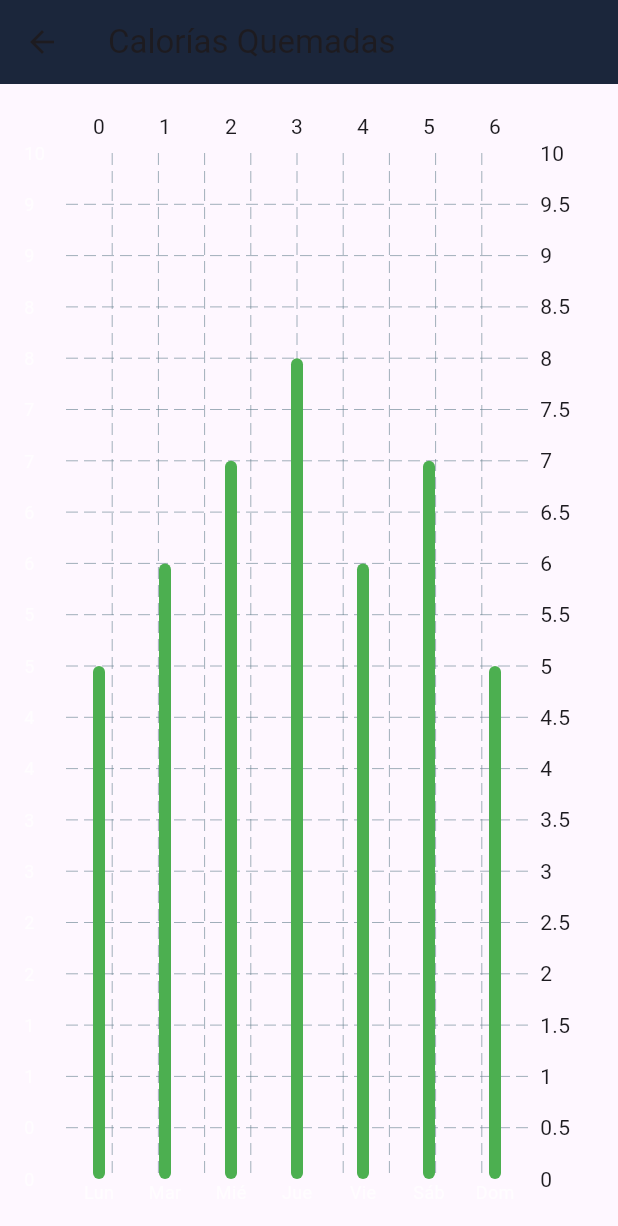
After one commit to jokoframework/cep-fpuna-ras2024, a Flutter app: the FitnessDashboard screen opened directly, after a tap on "Calorías", on a phone screen of 412 x 824 dp. The commit adds this screen. Shown: the top 1226 px of the screen. Run offline on Flutter 3.47's test engine with Material 3 defaults, Android fonts, the phone set to English and light mode, and no system bars; drawn by our look-alikes of fl_chart.

Commit message:
Agrega pantalla para histórico de calorías quemadas

```diff
--- /dev/null
+++ b/lib/calorie_chart_screen.dart
@@ -0,0 +1,60 @@
+import 'package:flutter/material.dart';
+import 'package:fl_chart/fl_chart.dart';
+
+class CalorieChartScreen extends StatelessWidget {
+  @override
+  Widget build(BuildContext context) {
+    return Scaffold(
+      appBar: AppBar(
+        title: const Text('Calorías Quemadas'),
+        backgroundColor: const Color(0xFF1B263B),
+      ),
+      body: Padding(
+        padding: const EdgeInsets.all(16.0),
+        child: BarChart(
+          BarChartData(
+            alignment: BarChartAlignment.spaceAround,
+            maxY: 10,
+            barTouchData: BarTouchData(enabled: false),
+            titlesData: FlTitlesData(
+              leftTitles: AxisTitles(
+                sideTitles: SideTitles(
+                  showTitles: true,
+                  reservedSize: 28,
+                  getTitlesWidget: (value, meta) {
+                    return Text(
+                      value.toInt().toString(),
+                      style: const TextStyle(color: Colors.white70, fontSize: 12),
+                    );
+                  },
+                ),
+              ),
+              bottomTitles: AxisTitles(
+                sideTitles: SideTitles(
+                  showTitles: true,
+                  getTitlesWidget: (value, meta) {
+                    final labels = ['Lun', 'Mar', 'Mié', 'Jue', 'Vie', 'Sáb', 'Dom'];
+                    return Text(
+                      labels[value.toInt() % labels.length],
+                      style: const TextStyle(color: Colors.white70, fontSize: 12),
+                    );
+                  },
+                ),
+              ),
+            ),
+            borderData: FlBorderData(show: false),
+            barGroups: [
+              BarChartGroupData(x: 0, barRods: [BarChartRodData(toY: 5, color: Colors.green)]),
+              BarChartGroupData(x: 1, barRods: [BarChartRodData(toY: 6, color: Colors.green)]),
+              BarChartGroupData(x: 2, barRods: [BarChartRodData(toY: 7, color: Colors.green)]),
+              BarChartGroupData(x: 3, barRods: [BarChartRodData(toY: 8, color: Colors.green)]),
+              BarChartGroupData(x: 4, barRods: [BarChartRodData(toY: 6, color: Colors.green)]),
+              BarChartGroupData(x: 5, barRods: [BarChartRodData(toY: 7, color: Colors.green)]),
+              BarChartGroupData(x: 6, barRods: [BarChartRodData(toY: 5, color: Colors.green)]),
+            ],
+          ),
+        ),
+      ),
+    );
+  }
+}
--- a/lib/fitness_app.dart
+++ b/lib/fitness_app.dart
@@ -1,5 +1,6 @@
 import 'package:flutter/material.dart';
 import 'package:fl_chart/fl_chart.dart';
+import 'calorie_chart_screen.dart';
 
 void main() {
   runApp(FitnessApp());
@@ -109,6 +110,15 @@ class _StatCard extends StatelessWidget {
   @override
   Widget build(BuildContext context) {
     return Expanded(
+      child: GestureDetector(
+        onTap: () {
+          if (title == 'Calorías') {
+            Navigator.push(
+              context,
+              MaterialPageRoute(builder: (context) => CalorieChartScreen()),
+            );
+          }
+        },
         child: Container(
           padding: const EdgeInsets.all(16.0),
           decoration: BoxDecoration(
@@ -134,6 +144,7 @@ class _StatCard extends StatelessWidget {
                 style: const TextStyle(fontSize: 28, fontWeight: FontWeight.bold),
               ),
             ],
+          ),
         ),
       ),
     );
```
Lines whose indentation alone changed are shown as unchanged.
